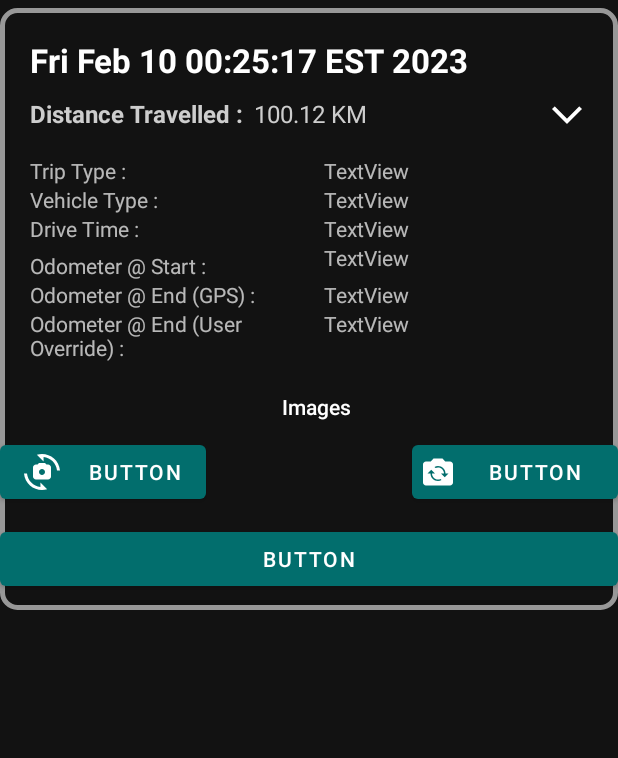
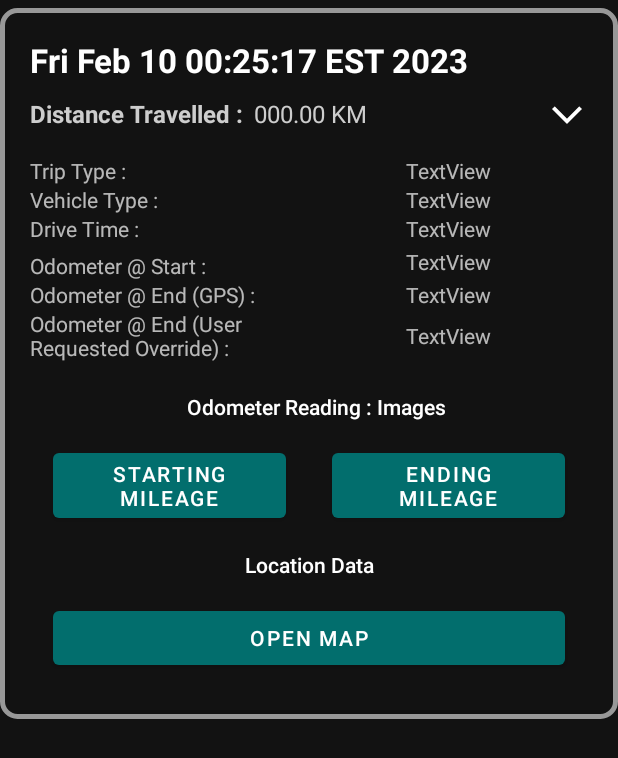
Before and after one commit to RezwanTanvin/TNC_App, an Android app: the layout admin_expand_incident_row.xml on its own in the app's theme, with its tools: preview values and no code run, on a phone screen of 412 x 824 dp. Shown: the top 758 px of the screen. Run offline under Robolectric (Android 15) with nearby library versions, the phone set to English and light mode, and no system bars.

Commit message:
- Created new box for admin mode to show user info.

```diff
--- a/app/src/main/java/com/ellerlabs/tncapp/AdminScreen/CommuteData/ListDataAdapterForSACUser.java
+++ b/app/src/main/java/com/ellerlabs/tncapp/AdminScreen/CommuteData/ListDataAdapterForSACUser.java
@@ -81,8 +81,7 @@ public class ListDataAdapterForSACUser extends
             public void onClick(View v) {
                 Intent intent = new Intent();
                 intent.putExtra("Key",data.Key);
-                //TODO: Once next activitty is create , add this here.
-                ShowAndChooseUser.removeItem(position);
+
 
             }
         });
--- a/app/src/main/java/com/ellerlabs/tncapp/AdminScreen/CommuteData/ShowUserCommInfo/ShowUserCommuteInfo.java
+++ b/app/src/main/java/com/ellerlabs/tncapp/AdminScreen/CommuteData/ShowUserCommInfo/ShowUserCommuteInfo.java
@@ -4,11 +4,13 @@ import androidx.appcompat.app.AppCompatActivity;
 
 import android.os.Bundle;
 
+import com.ellerlabs.tncapp.R;
+
 public class ShowUserCommuteInfo extends AppCompatActivity {
 
     @Override
     protected void onCreate(Bundle savedInstanceState) {
         super.onCreate(savedInstanceState);
-        setContentView(R.layout.activity_show_user_commute_info);
+        setContentView(R.layout.admin_mode_show_user_commute_info);
     }
 }
--- /dev/null
+++ b/app/src/main/res/drawable/location_marker.xml
@@ -0,0 +1,5 @@
+<vector android:height="24dp" android:tint="#FFFFFF"
+    android:viewportHeight="24" android:viewportWidth="24"
+    android:width="24dp" xmlns:android="http://schemas.android.com/apk/res/android">
+    <path android:fillColor="@android:color/white" android:pathData="M12,2C8.13,2 5,5.13 5,9c0,5.25 7,13 7,13s7,-7.75 7,-13c0,-3.87 -3.13,-7 -7,-7zM12,11.5c-1.38,0 -2.5,-1.12 -2.5,-2.5s1.12,-2.5 2.5,-2.5 2.5,1.12 2.5,2.5 -1.12,2.5 -2.5,2.5z"/>
+</vector>
--- a/app/src/main/res/layout/admin_expand_incident_row.xml
+++ b/app/src/main/res/layout/admin_expand_incident_row.xml
@@ -75,7 +75,7 @@
                     android:layout_height="wrap_content"
                     android:layout_weight="20"
                     android:paddingLeft="0dp"
-                    android:text="100.12 KM"
+                    android:text="000.00 KM"
                     android:textColor="#CDCDCD"
                     android:textSize="16sp" />
 
@@ -99,7 +99,9 @@
             android:layout_height="match_parent"
             android:orientation="vertical"
             android:paddingLeft="20dp"
-            android:paddingBottom="20dp">
+            android:paddingRight="20dp"
+            android:paddingBottom="20dp"
+            android:visibility="visible">
 
             <LinearLayout
                 android:layout_width="match_parent"
@@ -108,17 +110,18 @@
                 android:orientation="horizontal">
 
                 <TextView
-                    android:id="@+id/textView24"
+                    android:id="@+id/textView2423"
                     android:layout_width="match_parent"
                     android:layout_height="wrap_content"
                     android:layout_weight="1"
                     android:text="Trip Type : " />
 
                 <TextView
-                    android:id="@+id/textView23"
+                    android:id="@+id/tripType"
                     android:layout_width="match_parent"
                     android:layout_height="wrap_content"
                     android:layout_weight="1"
+                    android:gravity="center"
                     android:text="TextView" />
             </LinearLayout>
 
@@ -128,17 +131,18 @@
                 android:orientation="horizontal">
 
                 <TextView
-                    android:id="@+id/textView24"
+                    android:id="@+id/textView221344"
                     android:layout_width="match_parent"
                     android:layout_height="wrap_content"
                     android:layout_weight="1"
                     android:text="Vehicle Type : " />
 
                 <TextView
-                    android:id="@+id/textView23"
+                    android:id="@+id/vehicleType"
                     android:layout_width="match_parent"
                     android:layout_height="wrap_content"
                     android:layout_weight="1"
+                    android:gravity="center"
                     android:text="TextView" />
 
             </LinearLayout>
@@ -150,17 +154,18 @@
                 android:orientation="horizontal">
 
                 <TextView
-                    android:id="@+id/textView24"
+                    android:id="@+id/textView2124"
                     android:layout_width="match_parent"
                     android:layout_height="wrap_content"
                     android:layout_weight="1"
                     android:text="Drive Time :" />
 
                 <TextView
-                    android:id="@+id/textView23"
+                    android:id="@+id/driveTime"
                     android:layout_width="match_parent"
                     android:layout_height="wrap_content"
                     android:layout_weight="1"
+                    android:gravity="center"
                     android:text="TextView" />
             </LinearLayout>
 
@@ -186,10 +191,11 @@
                     app:srcCompat="@android:drawable/ic_menu_camera" />
 
                 <TextView
-                    android:id="@+id/textView27"
+                    android:id="@+id/odometerAtStart"
                     android:layout_width="match_parent"
                     android:layout_height="match_parent"
                     android:layout_weight="1"
+                    android:gravity="center"
                     android:text="TextView" />
 
             </LinearLayout>
@@ -200,17 +206,18 @@
                 android:orientation="horizontal">
 
                 <TextView
-                    android:id="@+id/textView24"
+                    android:id="@+id/textView2422"
                     android:layout_width="match_parent"
                     android:layout_height="wrap_content"
                     android:layout_weight="1"
                     android:text="Odometer @ End (GPS) :" />
 
                 <TextView
-                    android:id="@+id/textView23"
+                    android:id="@+id/odometerAtEnd"
                     android:layout_width="match_parent"
                     android:layout_height="wrap_content"
                     android:layout_weight="1"
+                    android:gravity="center"
                     android:text="TextView" />
 
             </LinearLayout>
@@ -221,19 +228,20 @@
                 android:orientation="horizontal">
 
                 <TextView
-                    android:id="@+id/textView24"
+                    android:id="@+id/textView244"
                     android:layout_width="match_parent"
                     android:layout_height="wrap_content"
                     android:layout_weight="1"
-                    android:text="Odometer @ End (User Override) :" />
+                    android:text="Odometer @ End (User Requested Override) :" />
 
                 <TextView
-                    android:id="@+id/textView23"
+                    android:id="@+id/odometerAtEndByUser"
                     android:layout_width="match_parent"
                     android:layout_height="wrap_content"
+                    android:layout_gravity="center|start"
                     android:layout_weight="1"
+                    android:gravity="center"
                     android:text="TextView" />
-            </LinearLayout>
 
             </LinearLayout>
 
@@ -244,26 +252,16 @@
                 android:orientation="horizontal">
 
                 <TextView
-                android:id="@+id/textView29"
-                android:layout_width="match_parent"
-                android:layout_height="wrap_content"
-                android:layout_weight="3" />
-
-            <TextView
                     android:id="@+id/textView24"
                     android:layout_width="match_parent"
                     android:layout_height="wrap_content"
                     android:layout_weight="3"
                     android:gravity="center"
                     android:paddingStart="10dp"
-                android:text="Images"
+                    android:paddingTop="20dp"
+                    android:paddingBottom="5dp"
+                    android:text="Odometer Reading : Images"
                     android:textAppearance="@style/TextAppearance.AppCompat.Body2" />
-
-            <TextView
-                android:id="@+id/textView28"
-                android:layout_width="match_parent"
-                android:layout_height="wrap_content"
-                android:layout_weight="3" />
 
             </LinearLayout>
 
@@ -274,35 +272,41 @@
                 android:paddingTop="10dp">
 
                 <Button
-                android:id="@+id/button"
+                    android:id="@+id/showStartingMileageBtn"
                     android:layout_width="match_parent"
-                android:layout_height="wrap_content"
+                    android:layout_height="match_parent"
+                    android:layout_marginStart="15dp"
+                    android:layout_marginEnd="15dp"
                     android:layout_weight="3"
-                android:paddingLeft="16dp"
-                android:paddingRight="5dp"
-                android:text="Button"
-                app:icon="@drawable/cameraswitch" />
+                    android:text="Starting Mileage" />
 
                 <Button
-                android:id="@+id/button2"
+                    android:id="@+id/showEndingMileageByUserBtn"
                     android:layout_width="match_parent"
+                    android:layout_height="match_parent"
+                    android:layout_marginStart="15dp"
+                    android:layout_marginEnd="15dp"
+                    android:layout_weight="3"
+                    android:text="Ending Mileage" />
+            </LinearLayout>
+
+            <LinearLayout
+                android:layout_width="match_parent"
+                android:layout_height="match_parent"
+                android:layout_weight="1"
+                android:orientation="horizontal"
+                android:paddingTop="10dp">
+
+                <TextView
+                    android:id="@+id/textView30"
+                    android:layout_width="wrap_content"
                     android:layout_height="wrap_content"
-                android:layout_weight="3"
-                android:paddingLeft="5dp"
-                android:paddingRight="5dp"
-                android:text="Button"
-                android:visibility="invisible"
-                app:icon="@drawable/cameraswitch" />
-
-            <Button
-                android:id="@+id/button3"
-                android:layout_width="match_parent"
-                android:layout_height="wrap_content"
-                android:layout_weight="3"
-                android:paddingLeft="5dp"
-                android:paddingRight="10dp"
-                android:text="Button"
-                app:icon="@drawable/retake_photo" />
+                    android:layout_weight="1"
+                    android:gravity="center"
+                    android:paddingTop="5dp"
+                    android:paddingBottom="5dp"
+                    android:text="Location Data"
+                    android:textAppearance="@style/TextAppearance.AppCompat.Body2" />
             </LinearLayout>
 
             <LinearLayout
@@ -313,12 +317,18 @@
                 android:paddingTop="10dp">
 
                 <Button
-                android:id="@+id/button5"
+                    android:id="@+id/showMapsBtn"
                     android:layout_width="wrap_content"
                     android:layout_height="wrap_content"
+                    android:layout_marginStart="15dp"
+                    android:layout_marginEnd="15dp"
                     android:layout_weight="2"
-                android:text="Button" />
-        </LinearLayout>
+                    android:text="Open Map" />
             </LinearLayout>
 
         </LinearLayout>
+
+
+    </LinearLayout>
+
+</LinearLayout>
--- a/app/src/main/res/layout/admin_mode_track_commute_data_activity_show_and_choose_user.xml
+++ b/app/src/main/res/layout/admin_mode_track_commute_data_activity_show_and_choose_user.xml
@@ -8,7 +8,7 @@
     tools:context=".AdminScreen.CommuteData.ShowAndChooseUser">
 
     <TextView
-        android:id="@+id/textView20"
+        android:id="@+id/textView20121"
         android:layout_width="wrap_content"
         android:layout_height="wrap_content"
         android:text="Choose user below to show data"
@@ -40,7 +40,7 @@
         app:layout_constraintEnd_toStartOf="@+id/guideline13"
         app:layout_constraintHorizontal_bias="0.428"
         app:layout_constraintStart_toStartOf="@+id/guideline12"
-        app:layout_constraintTop_toBottomOf="@+id/textView20"
+        app:layout_constraintTop_toBottomOf="@+id/textView20121"
         app:layout_constraintVertical_bias="0.511" />
 
     <androidx.constraintlayout.widget.Guideline
```
Also changed, not shown: app/src/main/res/layout/admin_mode_show_user_commute_info.xml (+22 -63 lines). Lines whose indentation alone changed are shown as unchanged.
